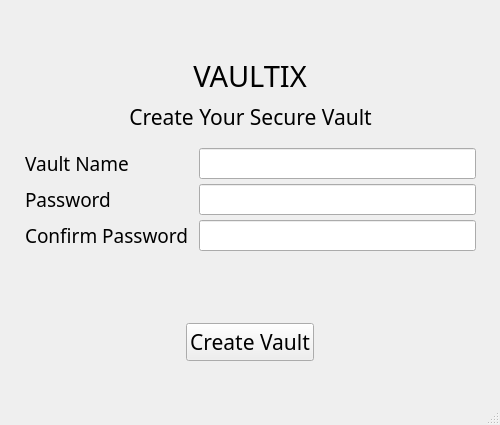
Above: ui/create_vault.ui from Haakim19/vaultix before the change. Below: the same form after it.
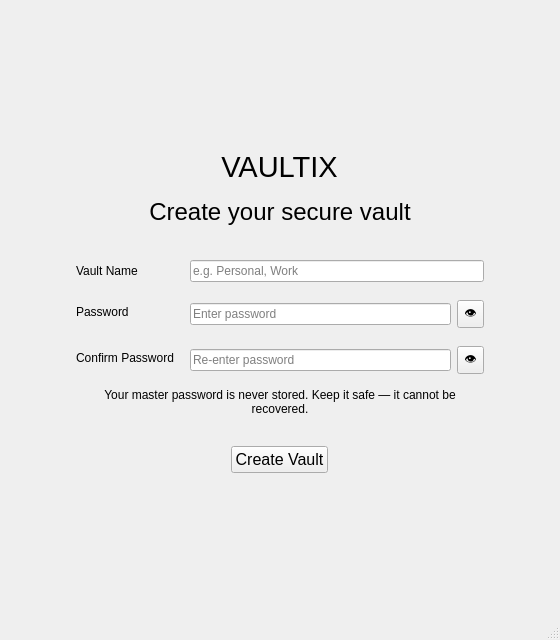
That is the form after the change.

The edit to the form file:
```diff
--- a/ui/create_vault.ui
+++ b/ui/create_vault.ui
@@ -6,60 +6,62 @@
    <rect>
     <x>0</x>
     <y>0</y>
-    <width>500</width>
-    <height>425</height>
+    <width>560</width>
+    <height>640</height>
    </rect>
   </property>
-  <property name="font">
-   <font>
-    <family>Sans Serif</family>
-    <pointsize>10</pointsize>
-   </font>
-  </property>
   <property name="windowTitle">
    <string>MainWindow</string>
   </property>
   <widget class="QWidget" name="centralwidget">
-   <property name="font">
-    <font>
-     <family>Sans Serif</family>
-     <pointsize>10</pointsize>
-    </font>
-   </property>
-   <widget class="QWidget" name="verticalLayoutWidget">
-    <property name="geometry">
-     <rect>
-      <x>0</x>
-      <y>0</y>
-      <width>501</width>
-      <height>361</height>
-     </rect>
-    </property>
-    <layout class="QVBoxLayout" name="verticalLayout">
+   <layout class="QVBoxLayout" name="outerLayout">
      <property name="leftMargin">
-      <number>10</number>
+     <number>36</number>
+    </property>
+    <property name="topMargin">
+     <number>36</number>
      </property>
      <property name="rightMargin">
-      <number>10</number>
+     <number>36</number>
+    </property>
+    <property name="bottomMargin">
+     <number>36</number>
      </property>
      <item>
-      <spacer name="verticalSpacer_3">
+     <spacer name="topSpacer">
        <property name="orientation">
         <enum>Qt::Orientation::Vertical</enum>
        </property>
        <property name="sizeHint" stdset="0">
         <size>
          <width>20</width>
-         <height>40</height>
+        <height>20</height>
         </size>
        </property>
       </spacer>
      </item>
+    <item>
+     <widget class="QWidget" name="card" native="true">
+      <layout class="QVBoxLayout" name="cardLayout">
+       <property name="spacing">
+        <number>14</number>
+       </property>
+       <property name="leftMargin">
+        <number>40</number>
+       </property>
+       <property name="topMargin">
+        <number>44</number>
+       </property>
+       <property name="rightMargin">
+        <number>40</number>
+       </property>
+       <property name="bottomMargin">
+        <number>40</number>
+       </property>
      <item alignment="Qt::AlignmentFlag::AlignHCenter">
       <widget class="QLabel" name="headerLabel">
        <property name="font">
         <font>
-         <family>Sans Serif</family>
          <pointsize>22</pointsize>
         </font>
        </property>
@@ -75,127 +77,199 @@
       <widget class="QLabel" name="pLabel">
        <property name="font">
         <font>
-         <family>Sans Serif</family>
-         <pointsize>16</pointsize>
+           <pointsize>18</pointsize>
         </font>
        </property>
        <property name="text">
-        <string>Create Your Secure Vault</string>
+          <string>Create your secure vault</string>
        </property>
        <property name="alignment">
         <set>Qt::AlignmentFlag::AlignCenter</set>
        </property>
       </widget>
      </item>
+       <item>
+        <spacer name="titleSpacer">
+         <property name="orientation">
+          <enum>Qt::Orientation::Vertical</enum>
+         </property>
+         <property name="sizeHint" stdset="0">
+          <size>
+           <width>20</width>
+           <height>20</height>
+          </size>
+         </property>
+        </spacer>
+       </item>
      <item>
       <layout class="QFormLayout" name="formLayout">
+         <property name="fieldGrowthPolicy">
+          <enum>QFormLayout::FieldGrowthPolicy::ExpandingFieldsGrow</enum>
+         </property>
+         <property name="labelAlignment">
+          <set>Qt::AlignmentFlag::AlignLeading|Qt::AlignmentFlag::AlignLeft|Qt::AlignmentFlag::AlignVCenter</set>
+         </property>
+         <property name="formAlignment">
+          <set>Qt::AlignmentFlag::AlignLeading|Qt::AlignmentFlag::AlignLeft|Qt::AlignmentFlag::AlignTop</set>
+         </property>
        <property name="horizontalSpacing">
-        <number>10</number>
+          <number>16</number>
        </property>
        <property name="verticalSpacing">
-        <number>5</number>
-       </property>
-       <property name="leftMargin">
-        <number>15</number>
-       </property>
-       <property name="topMargin">
-        <number>10</number>
-       </property>
-       <property name="rightMargin">
-        <number>15</number>
-       </property>
-       <property name="bottomMargin">
-        <number>10</number>
+          <number>18</number>
        </property>
        <item row="0" column="0">
         <widget class="QLabel" name="vaultName">
-         <property name="font">
-          <font>
-           <family>Sans Serif</family>
-           <pointsize>14</pointsize>
-          </font>
-         </property>
          <property name="text">
           <string>Vault Name</string>
          </property>
-         <property name="alignment">
-          <set>Qt::AlignmentFlag::AlignCenter</set>
-         </property>
         </widget>
        </item>
        <item row="0" column="1">
         <widget class="QLineEdit" name="vaultNameInput">
-         <property name="font">
-          <font>
-           <family>Sans Serif</family>
-           <pointsize>12</pointsize>
-          </font>
+           <property name="sizePolicy">
+            <sizepolicy hsizetype="Expanding" vsizetype="Fixed">
+             <horstretch>0</horstretch>
+             <verstretch>0</verstretch>
+            </sizepolicy>
+           </property>
+           <property name="placeholderText">
+            <string>e.g. Personal, Work</string>
          </property>
         </widget>
        </item>
        <item row="1" column="0">
         <widget class="QLabel" name="pwshLabel1">
-         <property name="font">
-          <font>
-           <family>Sans Serif</family>
-           <pointsize>14</pointsize>
-          </font>
-         </property>
          <property name="text">
           <string>Password</string>
          </property>
         </widget>
        </item>
        <item row="1" column="1">
+          <widget class="QWidget" name="passwordRow" native="true">
+           <layout class="QHBoxLayout" name="passwordRowLayout">
+            <property name="spacing">
+             <number>6</number>
+            </property>
+            <property name="leftMargin">
+             <number>0</number>
+            </property>
+            <property name="topMargin">
+             <number>0</number>
+            </property>
+            <property name="rightMargin">
+             <number>0</number>
+            </property>
+            <property name="bottomMargin">
+             <number>0</number>
+            </property>
+            <item>
         <widget class="QLineEdit" name="passwordInput">
-         <property name="font">
-          <font>
-           <family>Sans Serif</family>
-           <pointsize>12</pointsize>
-          </font>
+              <property name="sizePolicy">
+               <sizepolicy hsizetype="Expanding" vsizetype="Fixed">
+                <horstretch>0</horstretch>
+                <verstretch>0</verstretch>
+               </sizepolicy>
          </property>
          <property name="echoMode">
           <enum>QLineEdit::EchoMode::Password</enum>
          </property>
+              <property name="placeholderText">
+               <string>Enter password</string>
+              </property>
+             </widget>
+            </item>
+            <item>
+             <widget class="QToolButton" name="togglePasswordButton">
+              <property name="cursor">
+               <cursorShape>PointingHandCursor</cursorShape>
+              </property>
+              <property name="text">
+               <string>👁</string>
+              </property>
+             </widget>
+            </item>
+           </layout>
         </widget>
        </item>
        <item row="2" column="0">
         <widget class="QLabel" name="pwshLabel2">
-         <property name="font">
-          <font>
-           <family>Sans Serif</family>
-           <pointsize>14</pointsize>
-          </font>
-         </property>
          <property name="text">
           <string>Confirm Password</string>
          </property>
         </widget>
        </item>
        <item row="2" column="1">
+          <widget class="QWidget" name="confirmPasswordRow" native="true">
+           <layout class="QHBoxLayout" name="confirmPasswordRowLayout">
+            <property name="spacing">
+             <number>6</number>
+            </property>
+            <property name="leftMargin">
+             <number>0</number>
+            </property>
+            <property name="topMargin">
+             <number>0</number>
+            </property>
+            <property name="rightMargin">
+             <number>0</number>
+            </property>
+            <property name="bottomMargin">
+             <number>0</number>
+            </property>
+            <item>
         <widget class="QLineEdit" name="confirmPasswordInput">
-         <property name="font">
-          <font>
-           <family>Sans Serif</family>
-           <pointsize>12</pointsize>
-          </font>
+              <property name="sizePolicy">
+               <sizepolicy hsizetype="Expanding" vsizetype="Fixed">
+                <horstretch>0</horstretch>
+                <verstretch>0</verstretch>
+               </sizepolicy>
          </property>
          <property name="echoMode">
           <enum>QLineEdit::EchoMode::Password</enum>
          </property>
-        </widget>
-       </item>
-      </layout>
-     </item>
+              <property name="placeholderText">
+               <string>Re-enter password</string>
+              </property>
+             </widget>
+            </item>
+            <item>
+             <widget class="QToolButton" name="toggleConfirmPasswordButton">
+              <property name="cursor">
+               <cursorShape>PointingHandCursor</cursorShape>
+              </property>
+              <property name="text">
+               <string>👁</string>
+              </property>
+             </widget>
+            </item>
+           </layout>
+          </widget>
+         </item>
+        </layout>
+       </item>
      <item>
-      <spacer name="verticalSpacer_2">
+        <widget class="QLabel" name="hintLabel">
+         <property name="text">
+          <string>Your master password is never stored. Keep it safe — it cannot be recovered.</string>
+         </property>
+         <property name="alignment">
+          <set>Qt::AlignmentFlag::AlignCenter</set>
+         </property>
+         <property name="wordWrap">
+          <bool>true</bool>
+         </property>
+        </widget>
+       </item>
+       <item>
+        <spacer name="buttonSpacer">
        <property name="orientation">
         <enum>Qt::Orientation::Vertical</enum>
        </property>
        <property name="sizeHint" stdset="0">
         <size>
          <width>20</width>
-         <height>10</height>
+           <height>16</height>
         </size>
        </property>
       </spacer>
@@ -204,10 +278,12 @@
       <widget class="QPushButton" name="createVaultButton">
        <property name="font">
         <font>
-         <family>Sans Serif</family>
-         <pointsize>16</pointsize>
-        </font>
-       </property>
+           <pointsize>12</pointsize>
+          </font>
+         </property>
+         <property name="cursor">
+          <cursorShape>PointingHandCursor</cursorShape>
+         </property>
        <property name="text">
         <string>Create Vault</string>
        </property>
@@ -215,6 +291,21 @@
      </item>
     </layout>
    </widget>
+    </item>
+    <item>
+     <spacer name="bottomSpacer">
+      <property name="orientation">
+       <enum>Qt::Orientation::Vertical</enum>
+      </property>
+      <property name="sizeHint" stdset="0">
+       <size>
+        <width>20</width>
+        <height>20</height>
+       </size>
+      </property>
+     </spacer>
+    </item>
+   </layout>
   </widget>
   <widget class="QStatusBar" name="statusbar"/>
   <widget class="QMenuBar" name="menubar">
```
Left out of the diff: 4 changed lines with no effect on the pictures. Lines whose indentation alone changed are shown as unchanged.
